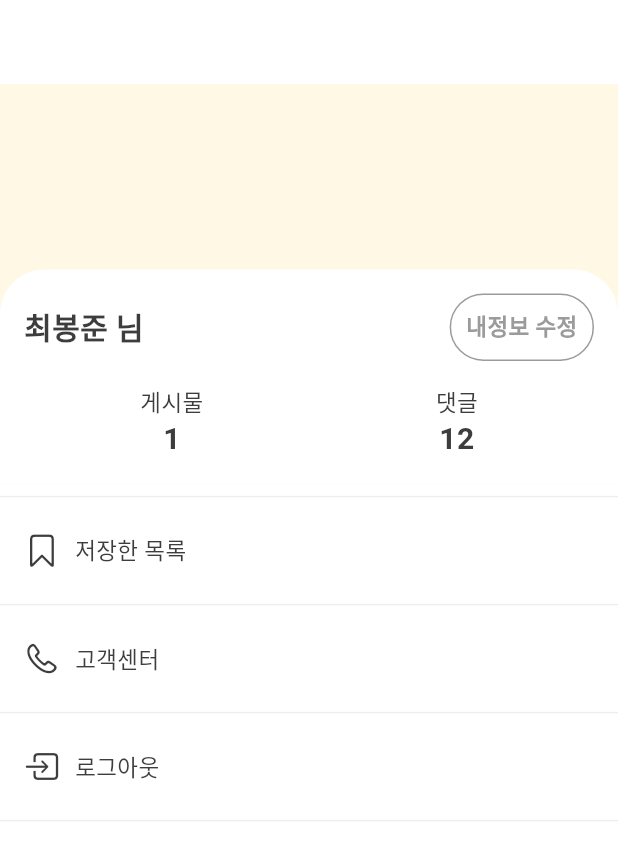
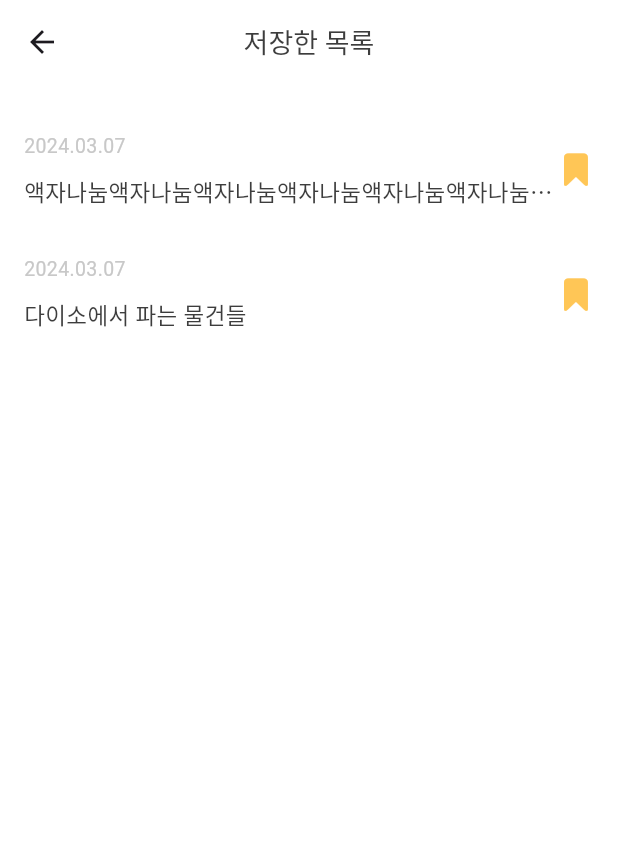
Before and after one commit to GodBongJune/Town-publish, a Flutter app: the MyPage screen opened directly, after a tap on "저장한 목록", on a phone screen of 412 x 824 dp. Shown: the top 860 px of the screen. Run offline on Flutter 3.47's test engine with Material 3 defaults, Android fonts, the light colour scheme and no system bars; our stand-ins replace animated_splash_screen, flutter_svg, image_picker, logger.

Commit message:
저장한목록 페이지 완료

```diff
--- a/lib/core/constant/color.dart
+++ b/lib/core/constant/color.dart
@@ -11,3 +11,4 @@ const kE8Color = Color(0xFFE8E8E8);
 const kFEColor = Color(0xFFFEF8E5);
 const kEEColor = Color(0xFFEEEEEE);
 const kFAColor = Color(0xFFFAFAFA);
+const kFFColor = Color(0xFFFFC656);
--- /dev/null
+++ b/lib/pages/bookmark_list_page/bookmark_list_page.dart
@@ -0,0 +1,16 @@
+import 'package:flutter/material.dart';
+import 'package:town/pages/bookmark_list_page/bookmark_list_page_widgets/bookmark_list_page_body.dart';
+
+class BookmarkListPage extends StatelessWidget {
+  const BookmarkListPage({super.key});
+
+  @override
+  Widget build(BuildContext context) {
+    return Scaffold(
+      appBar: AppBar(
+        title: Text("저장한 목록"),
+      ),
+      body: BookmarkListPageBody(),
+    );
+  }
+}
--- /dev/null
+++ b/lib/pages/bookmark_list_page/bookmark_list_page_widgets/bookmark_list_page_body.dart
@@ -0,0 +1,84 @@
+import 'package:flutter/cupertino.dart';
+import 'package:flutter/material.dart';
+import 'package:town/core/constant/color.dart';
+import 'package:town/core/constant/size.dart';
+
+class BookmarkListPageBody extends StatefulWidget {
+  const BookmarkListPageBody({super.key});
+
+  @override
+  State<BookmarkListPageBody> createState() => _BookmarkListPageBodyState();
+}
+
+class _BookmarkListPageBodyState extends State<BookmarkListPageBody> {
+  List<Map<String, dynamic>> bookmarkList = [
+    {
+      "title": "액자나눔액자나눔액자나눔액자나눔액자나눔액자나눔액자나눔액자나눔액자나눔액자나눔액자나눔액자나눔액자나눔액자나눔액자나눔",
+      "time": "2024.03.07",
+      "bookmark": true,
+    },
+    {
+      "title": "다이소에서 파는 물건들",
+      "time": "2024.03.07",
+      "bookmark": true,
+    },
+  ];
+
+  @override
+  Widget build(BuildContext context) {
+    return Padding(
+      padding: const EdgeInsets.all(16.0),
+      child: ListView.builder(
+        itemCount: bookmarkList.length,
+        itemBuilder: (context, index) {
+          return Padding(
+            padding: const EdgeInsets.symmetric(vertical: 16.0),
+            child: Row(
+              children: [
+                Expanded(
+                  child: Column(
+                    crossAxisAlignment: CrossAxisAlignment.start,
+                    children: [
+                      Text(
+                        bookmarkList[index]["time"],
+                        style: TextStyle(
+                          color: kC8Color,
+                          fontSize: size13,
+                        ),
+                      ),
+                      SizedBox(height: 10),
+                      Text(
+                        bookmarkList[index]["title"],
+                        style: TextStyle(
+                          color: k3DColor,
+                          fontSize: size15,
+                        ),
+                        maxLines: 1,
+                        overflow: TextOverflow.ellipsis,
+                      ),
+                    ],
+                  ),
+                ),
+                InkWell(
+                  onTap: () {
+                    setState(() {
+                      bookmarkList[index]['bookmark'] =
+                          !bookmarkList[index]['bookmark'];
+                    });
+                  },
+                  child: Icon(
+                    bookmarkList[index]["bookmark"]
+                        ? CupertinoIcons.bookmark_fill
+                        : CupertinoIcons.bookmark,
+                    color:
+                        bookmarkList[index]["bookmark"] ? kFFColor : k3DColor,
+                  ),
+                ),
+              ],
+            ),
+          );
+        },
+      ),
+    );
+  }
+}
--- a/lib/pages/my_page/my_page_widgets/my_page_body.dart
+++ b/lib/pages/my_page/my_page_widgets/my_page_body.dart
@@ -2,6 +2,7 @@ import 'package:flutter/cupertino.dart';
 import 'package:flutter/material.dart';
 import 'package:town/core/constant/color.dart';
 import 'package:town/core/constant/size.dart';
+import 'package:town/pages/bookmark_list_page/bookmark_list_page.dart';
 import 'package:town/pages/my_info_change/my_info_change_page.dart';
 import 'package:town/pages/qna_page/qna_page.dart';
 
@@ -123,7 +124,13 @@ class MyPageBody extends StatelessWidget {
               children: [
                 Divider(thickness: 1, color: kEEColor),
                 InkWell(
-                  onTap: () {},
+                  onTap: () {
+                    Navigator.of(context).push(
+                      MaterialPageRoute(
+                        builder: (context) => BookmarkListPage(),
+                      ),
+                    );
+                  },
                   child: Padding(
                     padding: const EdgeInsets.all(16.0),
                     child: Row(
```
